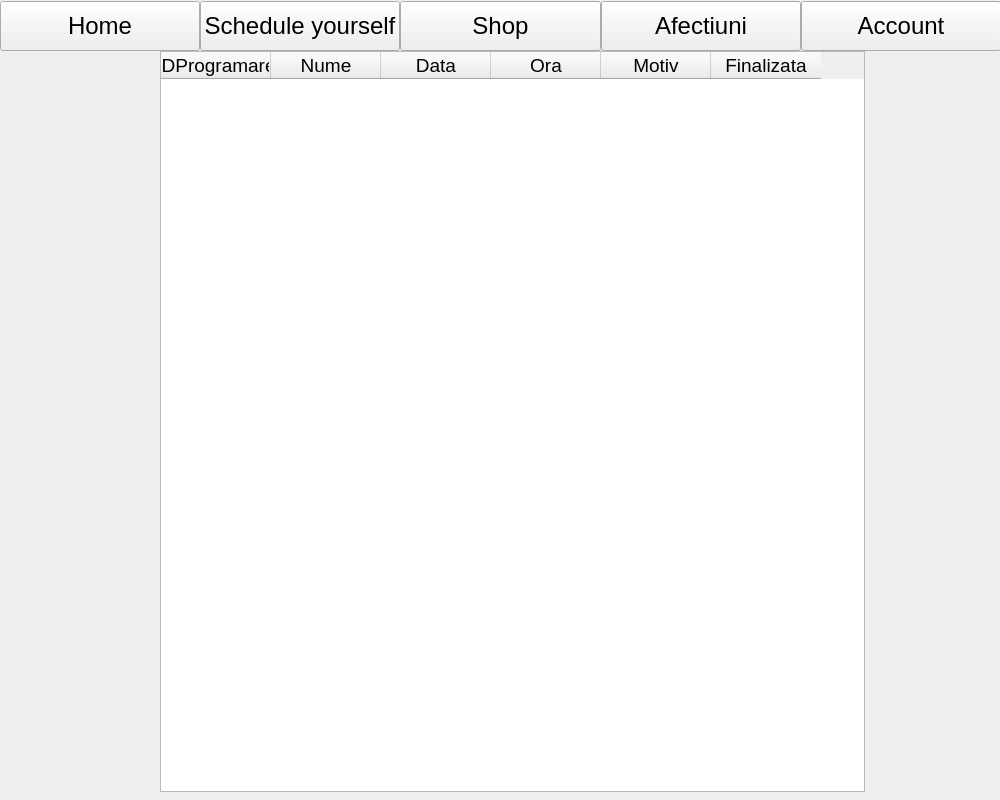
This is 3_Solution/Clinica/dashboard.ui in floreaGabriel/mta-oop-project-Clinica as Qt 5 draws it before an edit. The edited form follows.
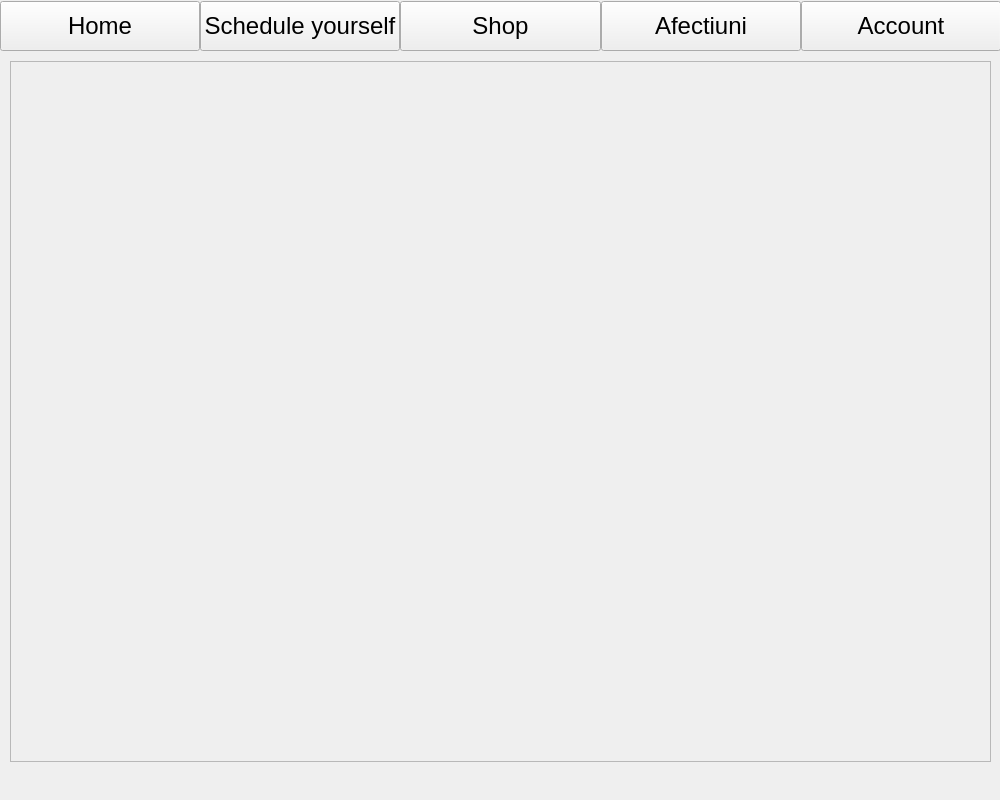
This is the edited form. The open tabs and pages were chosen to show the change.

Diff of the .ui file:
```diff
--- a/3_Solution/Clinica/dashboard.ui
+++ b/3_Solution/Clinica/dashboard.ui
@@ -964,6 +964,50 @@
      </column>
     </widget>
    </widget>
+   <widget class="QWidget" name="pageVeziCosCumparaturi">
+    <widget class="QScrollArea" name="scrollCosCumparaturi">
+     <property name="geometry">
+      <rect>
+       <x>10</x>
+       <y>10</y>
+       <width>981</width>
+       <height>701</height>
+      </rect>
+     </property>
+     <property name="widgetResizable">
+      <bool>true</bool>
+     </property>
+     <widget class="QWidget" name="scrollAreaCosCumparaturi">
+      <property name="geometry">
+       <rect>
+        <x>0</x>
+        <y>0</y>
+        <width>979</width>
+        <height>699</height>
+       </rect>
+      </property>
+     </widget>
+    </widget>
+    <widget class="QLabel" name="lblPretCos">
+     <property name="geometry">
+      <rect>
+       <x>900</x>
+       <y>710</y>
+       <width>91</width>
+       <height>31</height>
+      </rect>
+     </property>
+     <property name="font">
+      <font>
+       <pointsize>16</pointsize>
+       <bold>true</bold>
+      </font>
+     </property>
+     <property name="text">
+      <string/>
+     </property>
+    </widget>
+   </widget>
    <widget class="QWidget" name="pageAccountSchimbaParola">
     <widget class="QPushButton" name="btnBackToShopFromMedicament_3">
      <property name="geometry">
```
Left out of the diff: 6 changed lines with no effect on the pictures.
